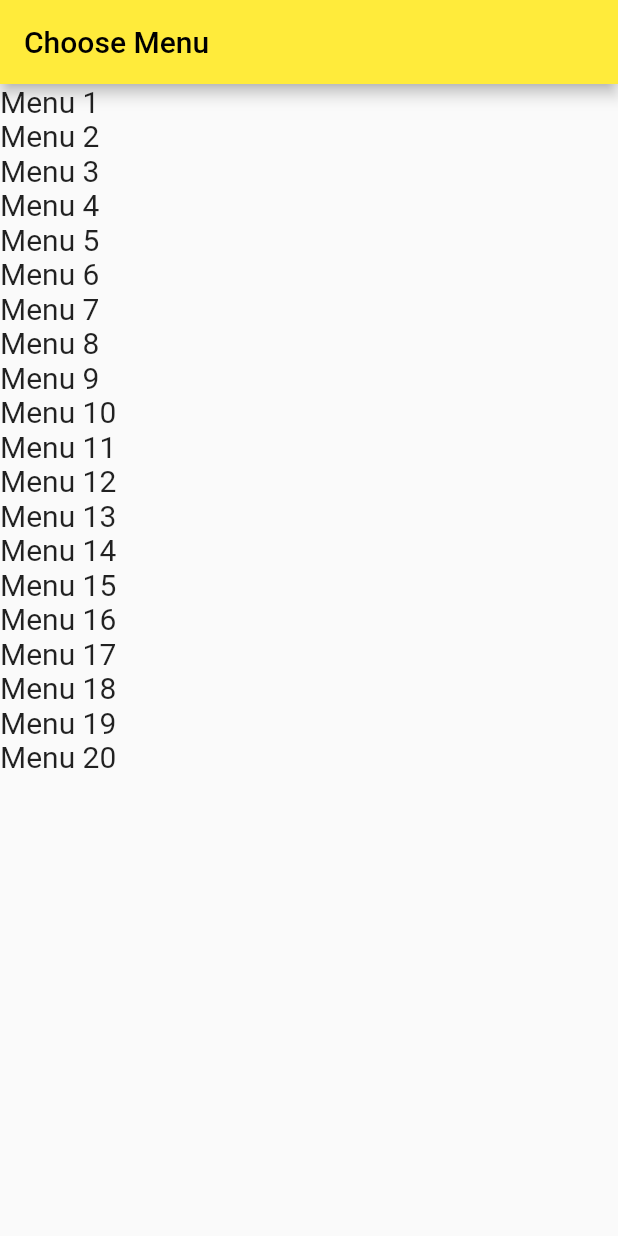
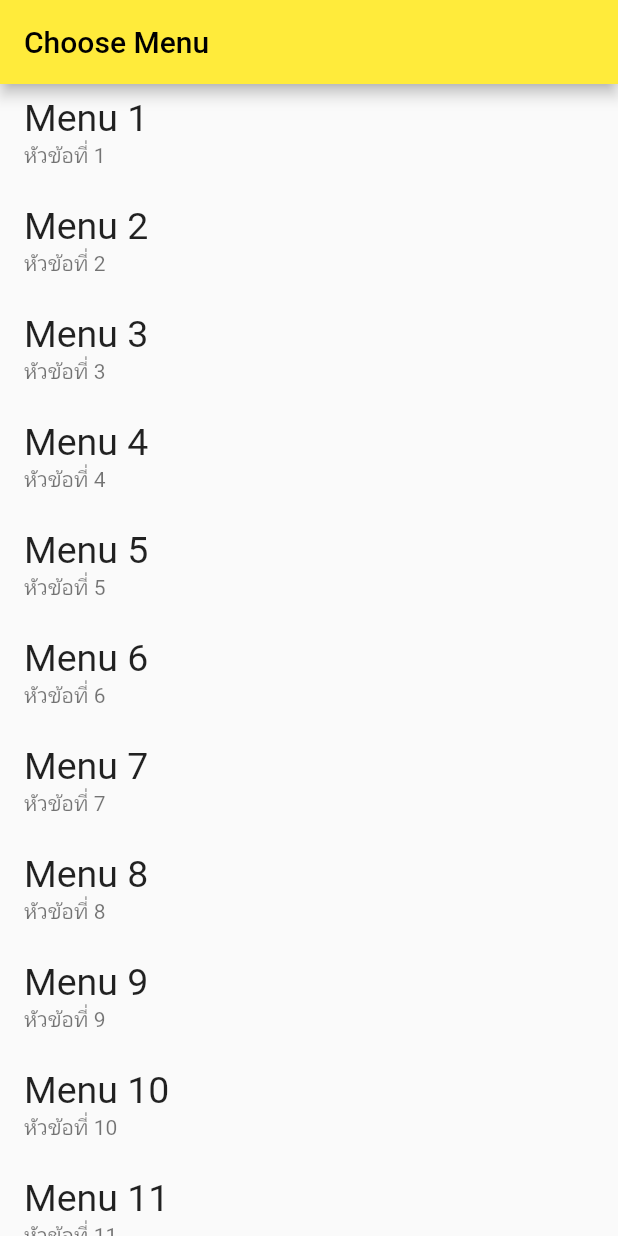
Before and after one commit to sarawut-bank/Appsara, a Flutter app: the screen it shows after launch, on a phone screen of 412 x 824 dp. Run offline on Flutter 3.47's test engine with Material 2 defaults, Android fonts, the phone set to English and light mode, and no system bars.

Commit message:
List Tile

```diff
--- a/lib/main.dart
+++ b/lib/main.dart
@@ -44,10 +44,14 @@ class _MyHomepageState extends State<MyHomepage> {
     //ข้อมูล text widget
     List<Widget> data = [];
     for (var i = 0; i < count; i++) {
-      data.add(Text(
-        "Menu ${i + 1}",
-        style: TextStyle(fontSize: 20),
-      ));
+      var menu = ListTile(
+        title: Text(
+          "Menu ${i + 1}",
+          style: TextStyle(fontSize: 25),
+        ),
+        subtitle: Text("หัวข้อที่ ${i + 1}"),
+      );
+      data.add(menu);
     }
     return data;
   }
```
